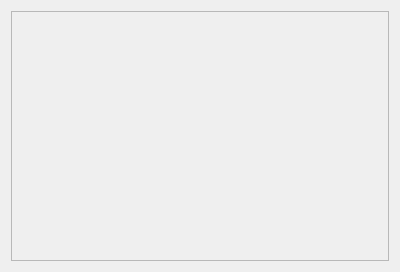
First picture: the form in src/gui/document.ui, repository SpoodyTheOne/OpenBirch2, before the edit.
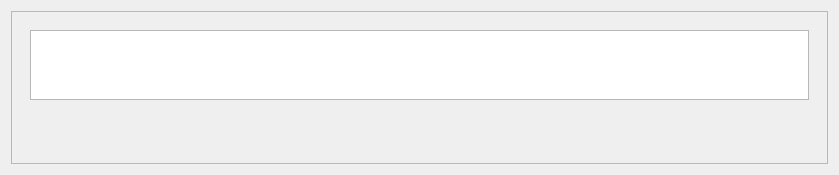
Second picture: the form after the edit. Custom widgets are drawn as their Qt base class.

Patch:
```diff
--- a/src/gui/document.ui
+++ b/src/gui/document.ui
@@ -9,14 +9,14 @@
    <rect>
     <x>0</x>
     <y>0</y>
-    <width>400</width>
-    <height>272</height>
+    <width>839</width>
+    <height>175</height>
    </rect>
   </property>
   <property name="windowTitle">
    <string>Form</string>
   </property>
-  <layout class="QVBoxLayout" name="verticalLayout_2">
+  <layout class="QHBoxLayout" name="horizontalLayout">
    <item>
     <widget class="QScrollArea" name="scrollArea">
      <property name="horizontalScrollBarPolicy">
@@ -33,11 +33,20 @@
        <rect>
         <x>0</x>
         <y>0</y>
-        <width>390</width>
-        <height>262</height>
+        <width>829</width>
+        <height>165</height>
        </rect>
       </property>
       <layout class="QVBoxLayout" name="verticalLayout">
+       <item>
+        <widget class="DocumentLine" name="widget" native="true">
+         <layout class="QHBoxLayout" name="horizontalLayout_2">
+          <item>
+           <widget class="QPlainTextEdit" name="plainTextEdit"/>
+          </item>
+         </layout>
+        </widget>
+       </item>
        <item>
         <spacer name="verticalSpacer">
          <property name="orientation">
@@ -57,6 +66,14 @@
    </item>
   </layout>
  </widget>
+ <customwidgets>
+  <customwidget>
+   <class>DocumentLine</class>
+   <extends>QWidget</extends>
+   <header>documentline.h</header>
+   <container>1</container>
+  </customwidget>
+ </customwidgets>
  <resources/>
  <connections/>
 </ui>
```
